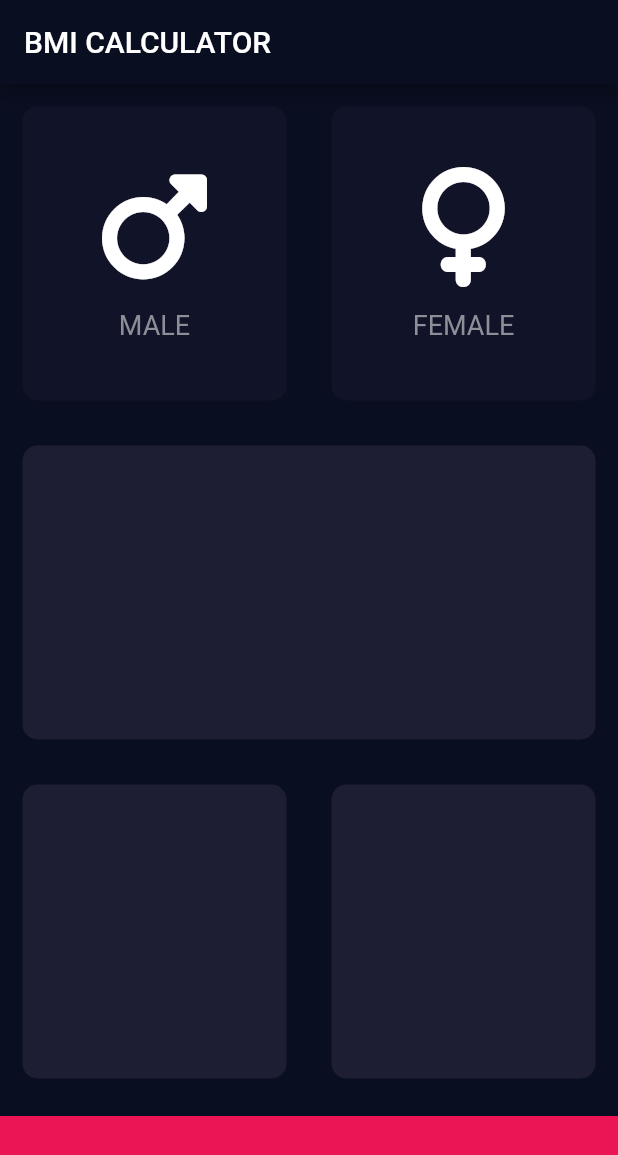
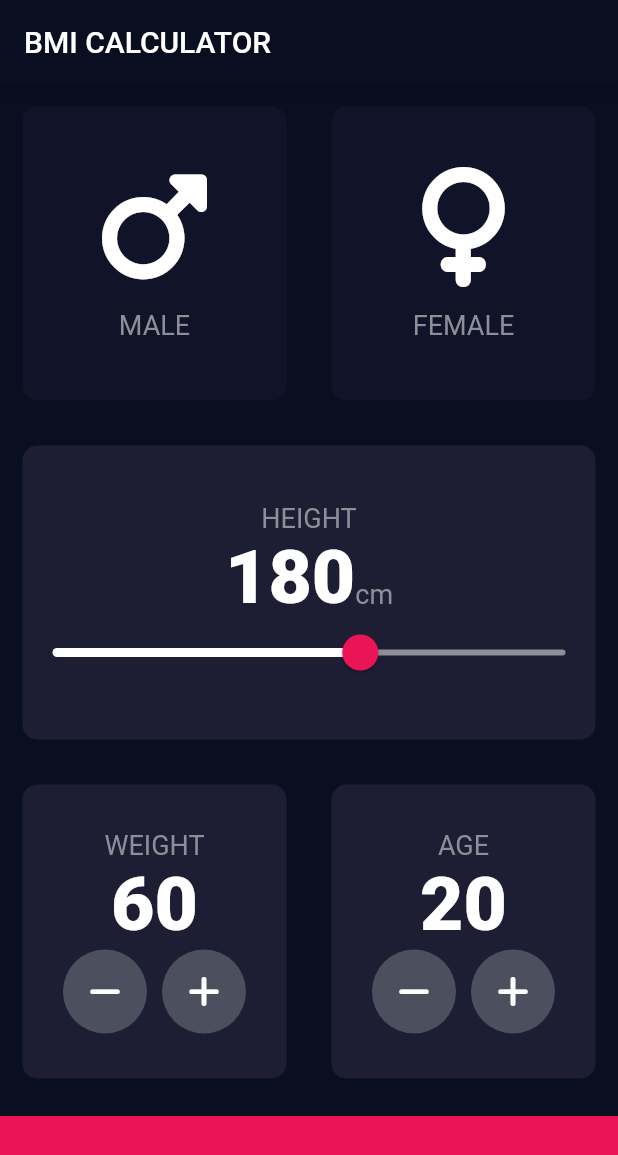
Before and after one commit to Ubaidullah13/BMI-Calculator, a Flutter app: the screen it shows after launch, on a phone screen of 412 x 824 dp. Shown: the top 1155 px of the screen. Run offline on Flutter 3.47's test engine with Material 2 defaults, Android fonts, the phone set to English and light mode, and no system bars; our stand-ins replace font_awesome_flutter.

```diff
--- /dev/null
+++ b/lib/constants.dart
@@ -0,0 +1,20 @@
+import 'package:flutter/material.dart';
+
+// starting with 'k' to show it is constant
+const kBottomContainerHeight = 80.0;
+const kActiveCardColor = Color(0xFF1D1E33);
+const kInActiveCardColor = Color(0xFF111328);
+const kBottomContainerColor = Color(0xFFEB1555);
+
+const kMinSliderValue = 120.0;
+const kMaxSliderValue = 220.0;
+
+const kLabelTextStyle = TextStyle(
+  fontSize: 18.0,
+  color: Color(0xFF8D8E98),
+);
+
+const kNumberTextStyle = TextStyle(
+  fontSize: 50.0,
+  fontWeight: FontWeight.w900,
+);
--- a/lib/icon_content.dart
+++ b/lib/icon_content.dart
@@ -1,4 +1,5 @@
 import 'package:flutter/material.dart';
+import 'constants.dart';
 
 class IconContent extends StatelessWidget {
   IconContent({required this.icon, required this.label});
@@ -20,10 +21,7 @@ class IconContent extends StatelessWidget {
         ),
         Text(
           label,
-          style: TextStyle(
-            fontSize: 18.0,
-            color: Color(0xFF8D8E98),
-          ),
+          style: kLabelTextStyle,
         )
       ],
     );
--- a/lib/input_page.dart
+++ b/lib/input_page.dart
@@ -2,11 +2,8 @@ import 'package:flutter/material.dart';
 import 'package:font_awesome_flutter/font_awesome_flutter.dart';
 import 'icon_content.dart';
 import 'reusable_card.dart';
-
-const bottomContainerHeight = 80.0;
-const activeCardColor = Color(0xFF1D1E33);
-const inActiveCardColor = Color(0xFF111328);
-const bottomContainerColor = Color(0xFFEB1555);
+import 'constants.dart';
+import 'round_icon_button.dart';
 
 enum Gender { male, female }
 
@@ -17,6 +14,10 @@ class InputPage extends StatefulWidget {
 
 class _InputPageState extends State<InputPage> {
   Gender? selectedGender;
+  int height = 180;
+  int weight = 60;
+  int age = 20;
+
   @override
   Widget build(BuildContext context) {
     return Scaffold(
@@ -24,6 +25,7 @@ class _InputPageState extends State<InputPage> {
         title: Text('BMI CALCULATOR'),
       ),
       body: Column(
+        crossAxisAlignment: CrossAxisAlignment.stretch,
         children: [
           Expanded(
               child: Row(
@@ -36,8 +38,8 @@ class _InputPageState extends State<InputPage> {
                     });
                   },
                   color: selectedGender == Gender.male
-                      ? activeCardColor
-                      : inActiveCardColor,
+                      ? kActiveCardColor
+                      : kInActiveCardColor,
                   cardChild:
                       IconContent(icon: FontAwesomeIcons.mars, label: 'MALE'),
                 ),
@@ -50,8 +52,8 @@ class _InputPageState extends State<InputPage> {
                     });
                   },
                   color: selectedGender == Gender.female
-                      ? activeCardColor
-                      : inActiveCardColor,
+                      ? kActiveCardColor
+                      : kInActiveCardColor,
                   cardChild: IconContent(
                       icon: FontAwesomeIcons.venus, label: 'FEMALE'),
                 ),
@@ -59,24 +61,146 @@ class _InputPageState extends State<InputPage> {
             ],
           )),
           Expanded(
-            child: ReuseableCard(color: activeCardColor),
+            child: ReuseableCard(
+              color: kActiveCardColor,
+              cardChild: Column(
+                mainAxisAlignment: MainAxisAlignment.center,
+                children: <Widget>[
+                  Text(
+                    'HEIGHT',
+                    style: kLabelTextStyle,
+                  ),
+                  Row(
+                    mainAxisAlignment: MainAxisAlignment.center,
+                    crossAxisAlignment: CrossAxisAlignment.baseline,
+                    textBaseline: TextBaseline.alphabetic,
+                    children: <Widget>[
+                      Text(
+                        height.toString(),
+                        style: kNumberTextStyle,
+                      ),
+                      Text(
+                        'cm',
+                        style: kLabelTextStyle,
+                      )
+                    ],
+                  ),
+                  SliderTheme(
+                    data: SliderTheme.of(context).copyWith(
+                      activeTrackColor: Colors.white,
+                      inactiveTrackColor: Color(0xFF8D8E98),
+                      thumbColor: Color(0xFFEB1555),
+                      overlayColor: Color(0x29EB1555),
+                      thumbShape:
+                          RoundSliderThumbShape(enabledThumbRadius: 12.0),
+                      overlayShape:
+                          RoundSliderOverlayShape(overlayRadius: 20.0),
+                    ),
+                    child: Slider(
+                      value: height.toDouble(),
+                      min: kMinSliderValue,
+                      max: kMaxSliderValue,
+                      onChanged: (double newValue) {
+                        setState(() {
+                          height = newValue.round();
+                        });
+                      },
+                    ),
+                  ),
+                ],
+              ),
+            ),
           ),
           Expanded(
               child: Row(
             children: [
               Expanded(
-                child: ReuseableCard(color: activeCardColor),
+                child: ReuseableCard(
+                  color: kActiveCardColor,
+                  cardChild: Column(
+                    mainAxisAlignment: MainAxisAlignment.center,
+                    children: <Widget>[
+                      Text(
+                        'WEIGHT',
+                        style: kLabelTextStyle,
+                      ),
+                      Text(
+                        weight.toString(),
+                        style: kNumberTextStyle,
+                      ),
+                      Row(
+                        mainAxisAlignment: MainAxisAlignment.center,
+                        children: <Widget>[
+                          RoundIconButton(
+                            onPressed: () {
+                              setState(() {
+                                weight--;
+                              });
+                            },
+                            icon: FontAwesomeIcons.minus,
+                          ),
+                          SizedBox(width: 10.0),
+                          RoundIconButton(
+                            onPressed: () {
+                              setState(() {
+                                weight++;
+                              });
+                            },
+                            icon: FontAwesomeIcons.plus,
+                          ),
+                        ],
+                      ),
+                    ],
+                  ),
+                ),
               ),
               Expanded(
-                child: ReuseableCard(color: activeCardColor),
+                child: ReuseableCard(
+                  color: kActiveCardColor,
+                  cardChild: Column(
+                    mainAxisAlignment: MainAxisAlignment.center,
+                    children: <Widget>[
+                      Text(
+                        'AGE',
+                        style: kLabelTextStyle,
+                      ),
+                      Text(
+                        age.toString(),
+                        style: kNumberTextStyle,
+                      ),
+                      Row(
+                        mainAxisAlignment: MainAxisAlignment.center,
+                        children: <Widget>[
+                          RoundIconButton(
+                            onPressed: () {
+                              setState(() {
+                                age--;
+                              });
+                            },
+                            icon: FontAwesomeIcons.minus,
+                          ),
+                          SizedBox(width: 10.0),
+                          RoundIconButton(
+                            onPressed: () {
+                              setState(() {
+                                age++;
+                              });
+                            },
+                            icon: FontAwesomeIcons.plus,
+                          ),
+                        ],
+                      ),
+                    ],
+                  ),
+                ),
               ),
             ],
           )),
           Container(
-            color: bottomContainerColor,
+            color: kBottomContainerColor,
             margin: EdgeInsets.only(top: 10.0),
             width: double.infinity,
-            height: bottomContainerHeight,
+            height: kBottomContainerHeight,
           ),
         ],
       ),
--- /dev/null
+++ b/lib/round_icon_button.dart
@@ -0,0 +1,25 @@
+import 'package:flutter/material.dart';
+
+// My own custom widget button
+class RoundIconButton extends StatelessWidget {
+  RoundIconButton({required this.icon, required this.onPressed});
+  final IconData icon;
+  final Function() onPressed;
+
+  @override
+  Widget build(BuildContext context) {
+    return RawMaterialButton(
+      child: Icon(
+        icon,
+      ),
+      elevation: 0.0,
+      constraints: BoxConstraints.tightFor(
+        width: 56.0,
+        height: 56.0,
+      ),
+      shape: CircleBorder(),
+      fillColor: Color(0xFF4C4F5E),
+      onPressed: onPressed,
+    );
+  }
+}
```
